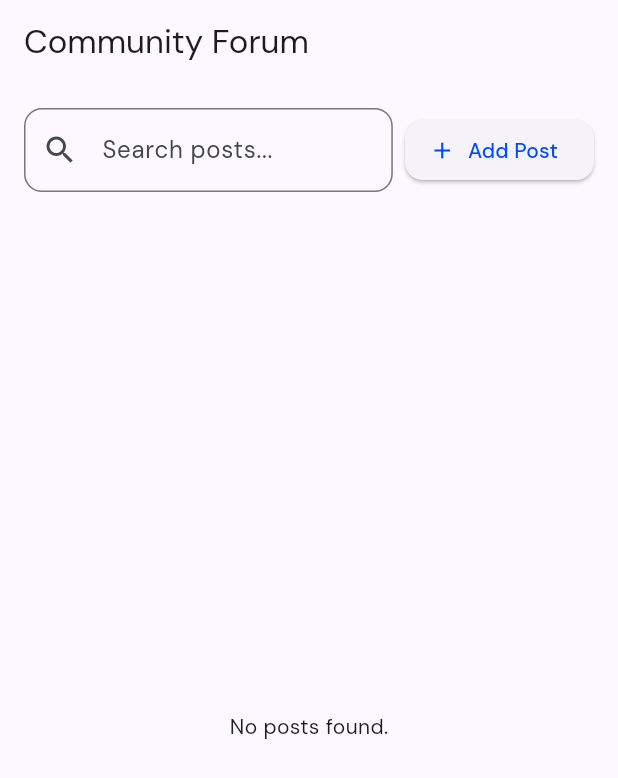
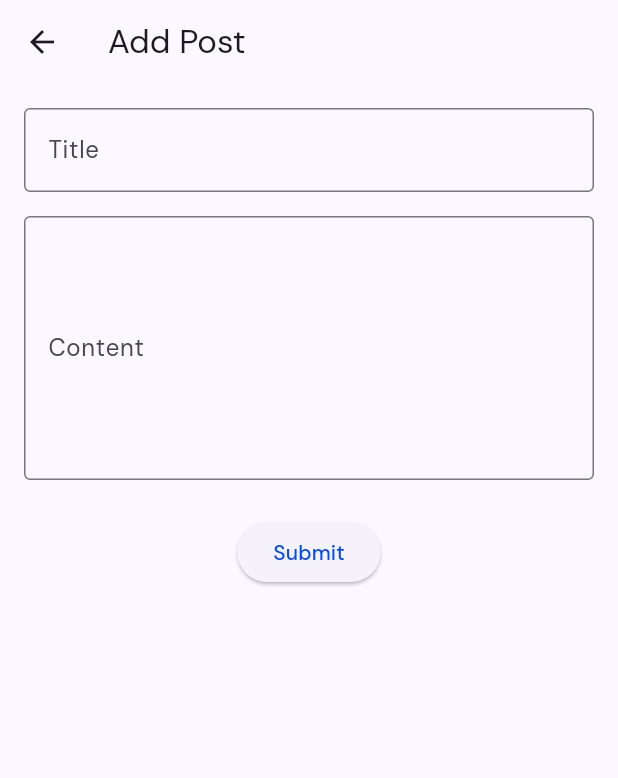
Before and after one commit to F6PBP/eventyog-mobile, a Flutter app: the screen it shows after launch, after a tap on "Add Post", on a phone screen of 412 x 824 dp. Shown: the top 778 px of the screen. Run offline on Flutter 3.47's test engine with Material 3 defaults, Android fonts, the phone set to English and light mode, and no system bars; our stand-ins replace carousel_slider, flutter_dotenv, google_fonts, image_picker; missing offline and left inert: pbp_django_auth; network calls fail.

Commit message:
add AddPost and handle forum owner. (tapi add post belum bisa

```diff
--- /dev/null
+++ b/lib/pages/forum/add_post_page.dart
@@ -0,0 +1,84 @@
+import 'package:flutter/material.dart';
+import 'package:eventyog_mobile/pages/forum/services/forum_service.dart';
+
+class AddPostPage extends StatefulWidget {
+  const AddPostPage({Key? key}) : super(key: key);
+
+  @override
+  _AddPostPageState createState() => _AddPostPageState();
+}
+
+class _AddPostPageState extends State<AddPostPage> {
+  final _titleController = TextEditingController();
+  final _contentController = TextEditingController();
+  bool isSubmitting = false;
+
+  Future<void> _submitPost() async {
+    setState(() {
+      isSubmitting = true;
+    });
+
+    try {
+      final success = await addForumPost(
+        _titleController.text,
+        _contentController.text,
+      );
+
+      if (success) {
+        ScaffoldMessenger.of(context).showSnackBar(
+          const SnackBar(content: Text('Post added successfully!')),
+        );
+        Navigator.pop(context); // Return to the main forum page
+      } else {
+        ScaffoldMessenger.of(context).showSnackBar(
+          const SnackBar(content: Text('Failed to add post')),
+        );
+      }
+    } catch (e) {
+      ScaffoldMessenger.of(context).showSnackBar(
+        SnackBar(content: Text('Error: $e')),
+      );
+    } finally {
+      setState(() {
+        isSubmitting = false;
+      });
+    }
+  }
+
+  @override
+  Widget build(BuildContext context) {
+    return Scaffold(
+      appBar: AppBar(title: const Text('Add Post')),
+      body: Padding(
+        padding: const EdgeInsets.all(16.0),
+        child: Column(
+          children: [
+            TextField(
+              controller: _titleController,
+              decoration: const InputDecoration(
+                labelText: 'Title',
+                border: OutlineInputBorder(),
+              ),
+            ),
+            const SizedBox(height: 16.0),
+            TextField(
+              controller: _contentController,
+              maxLines: 6,
+              decoration: const InputDecoration(
+                labelText: 'Content',
+                border: OutlineInputBorder(),
+              ),
+            ),
+            const SizedBox(height: 24.0),
+            ElevatedButton(
+              onPressed: isSubmitting ? null : _submitPost,
+              child: isSubmitting
+                  ? const CircularProgressIndicator()
+                  : const Text('Submit'),
+            ),
+          ],
+        ),
+      ),
+    );
+  }
+}
--- a/lib/pages/forum/forum.dart
+++ b/lib/pages/forum/forum.dart
@@ -1,6 +1,7 @@
 import 'package:eventyog_mobile/models/ForumModel.dart';
 import 'package:eventyog_mobile/pages/forum/services/forum_service.dart';
 import 'forum_detail.dart';
+import 'add_post_page.dart'; // Import AddPostPage
 import 'package:flutter/material.dart';
 
 class ForumPage extends StatefulWidget {
@@ -74,7 +75,12 @@ class _ForumPageState extends State<ForumPage> {
                 ElevatedButton.icon(
                   onPressed: () {
                     // Navigate to Add Post Page
-                    Navigator.pushNamed(context, '/add_post').then((_) {
+                    Navigator.push(
+                      context,
+                      MaterialPageRoute(
+                        builder: (context) => const AddPostPage(),
+                      ),
+                    ).then((_) {
                       _fetchForumPosts(''); // Refresh after adding a post
                     });
                   },
@@ -154,7 +160,8 @@ class _ForumPageState extends State<ForumPage> {
                                     ),
                                     const SizedBox(height: 12),
                                     Row(
-                                      mainAxisAlignment: MainAxisAlignment.spaceBetween,
+                                      mainAxisAlignment:
+                                          MainAxisAlignment.spaceBetween,
                                       children: [
                                         Row(
                                           children: [
```
Also changed, not shown: lib/pages/forum/forum_detail.dart (+32 -1 lines), lib/pages/forum/services/forum_service.dart (+1 -6 lines).
